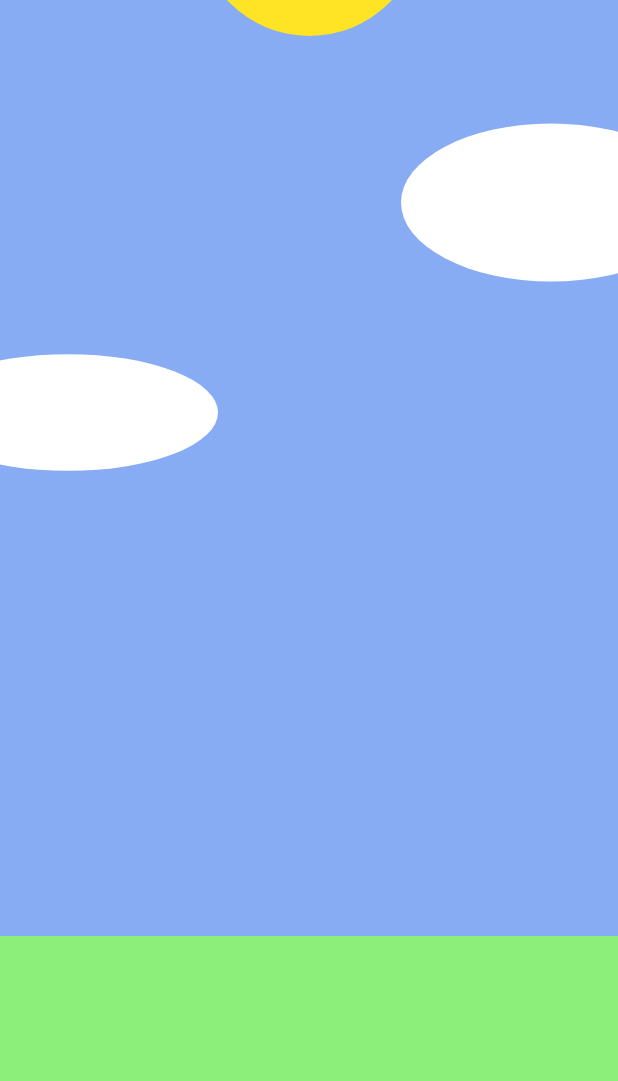
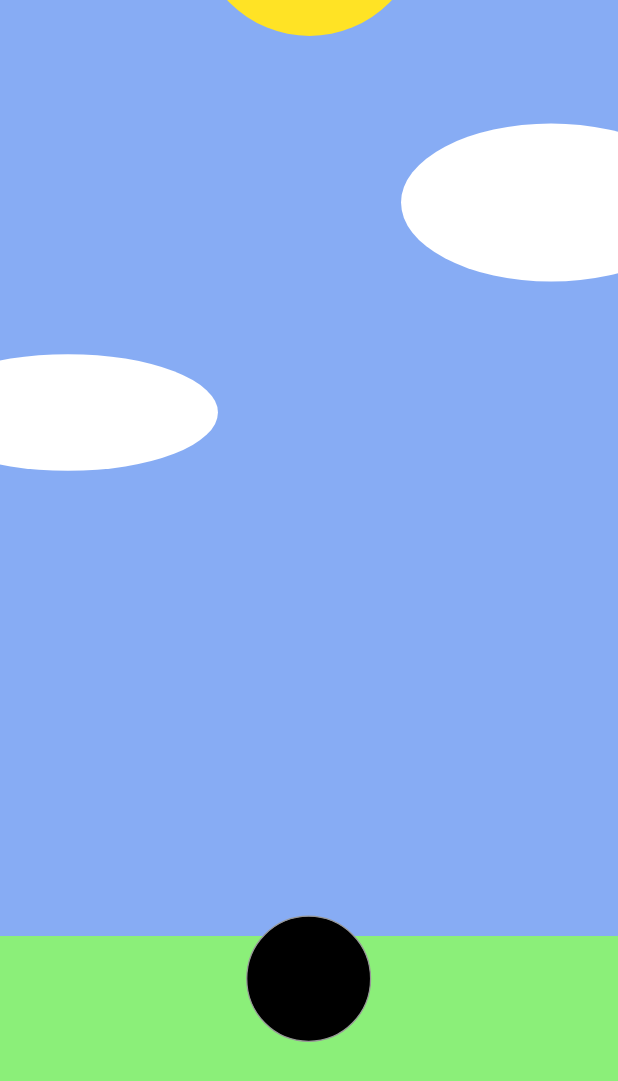
Before and after one commit to Picalfer/HorizonProgressBar, an Android app: the screen it shows after launch (MainActivity), on a phone screen of 412 x 824 dp. Shown: the top 1081 px of the screen. Run offline under Robolectric (Android 15) with nearby library versions, the phone set to English and light mode, and no system bars; our stand-ins replace Picasso; pictures from the network do not load.

Commit message:
test interpolator types

```diff
--- a/app/src/main/java/com/example/horizonprogressbar/MainActivity.kt
+++ b/app/src/main/java/com/example/horizonprogressbar/MainActivity.kt
@@ -5,6 +5,7 @@ import android.animation.AnimatorSet
 import android.animation.ObjectAnimator
 import android.animation.ValueAnimator
 import android.annotation.SuppressLint
+import android.graphics.drawable.AnimatedVectorDrawable
 import android.graphics.drawable.AnimationDrawable
 import android.media.JetPlayer.OnJetEventListener
 import android.os.Bundle
@@ -16,6 +17,7 @@ import android.view.View
 import android.view.View.ALPHA
 import android.view.animation.AnimationSet
 import android.view.animation.AnimationUtils
+import android.view.animation.BounceInterpolator
 import android.widget.Button
 import android.widget.FrameLayout
 import android.widget.ImageView
@@ -438,8 +440,19 @@ class MainActivity : AppCompatActivity() {
         animatorSet.playTogether(sunAnim, nightAnim)
         animatorSet.play(cloud1Anim).after(sunAnim)
         animatorSet.play(cloud2Anim).after(sunAnim)
+        animatorSet.interpolator = BounceInterpolator()
 
         animatorSet.start()
+
+        // test animation from ShapeShifter.design
+        val animContainer = findViewById<ImageView>(R.id.anim_container)
+        animContainer.setImageDrawable(AppCompatResources.getDrawable(this, R.drawable.avd_anim))
+
+        val animation = animContainer.drawable as AnimatedVectorDrawable
+
+        animContainer.setOnClickListener {
+            animation.start()
+        }
     }
 
     private fun changeTheme() {
--- /dev/null
+++ b/app/src/main/res/drawable/avd_anim.xml
@@ -0,0 +1,30 @@
+<?xml version="1.0" encoding="utf-8"?>
+<animated-vector xmlns:android="http://schemas.android.com/apk/res/android"
+    xmlns:aapt="http://schemas.android.com/aapt">
+    <aapt:attr name="android:drawable">
+        <vector
+            android:name="vector"
+            android:width="24dp"
+            android:height="24dp"
+            android:viewportWidth="24"
+            android:viewportHeight="24">
+            <path
+                android:name="path_1"
+                android:fillColor="#000000"
+                android:pathData="M 7.02 10.94 L 7.02 10.94 C 7.02 8.175 9.238 5.934 11.974 5.934 C 14.709 5.934 16.927 8.175 16.927 10.94 C 16.927 13.705 14.709 15.947 11.974 15.947 C 9.238 15.947 7.02 13.705 7.02 10.94"
+                android:strokeWidth="0.1"
+                android:strokeColor="#979797" />
+        </vector>
+    </aapt:attr>
+    <target android:name="path_1">
+        <aapt:attr name="android:animation">
+            <objectAnimator
+                android:duration="500"
+                android:interpolator="@android:anim/overshoot_interpolator"
+                android:propertyName="pathData"
+                android:valueFrom="M 7.02 10.94 L 7.02 10.94 C 7.02 8.175 9.238 5.934 11.974 5.934 C 14.709 5.934 16.927 8.175 16.927 10.94 C 16.927 13.705 14.709 15.947 11.974 15.947 C 9.238 15.947 7.02 13.705 7.02 10.94"
+                android:valueTo="M 4.027 14.437 L 4.027 9.563 C 6.685 9.563 9.343 9.563 12.001 9.563 C 14.658 9.563 17.316 9.563 19.974 9.563 C 19.974 11.188 19.974 12.812 19.974 14.437 C 14.658 14.437 9.343 14.437 4.027 14.437"
+                android:valueType="pathType" />
+        </aapt:attr>
+    </target>
+</animated-vector>
--- a/app/src/main/res/layout/test6.xml
+++ b/app/src/main/res/layout/test6.xml
@@ -58,4 +58,14 @@
         android:alpha="0.5"
         android:background="@color/black" />
 
+    <ImageView
+        android:id="@+id/anim_container"
+        android:layout_width="200dp"
+        android:layout_height="200dp"
+        app:layout_constraintBottom_toBottomOf="parent"
+        app:layout_constraintEnd_toEndOf="parent"
+        app:layout_constraintStart_toStartOf="parent"
+        app:layout_constraintTop_toTopOf="parent"
+        app:layout_constraintVertical_bias="0.9" />
+
 </androidx.constraintlayout.widget.ConstraintLayout>
```
